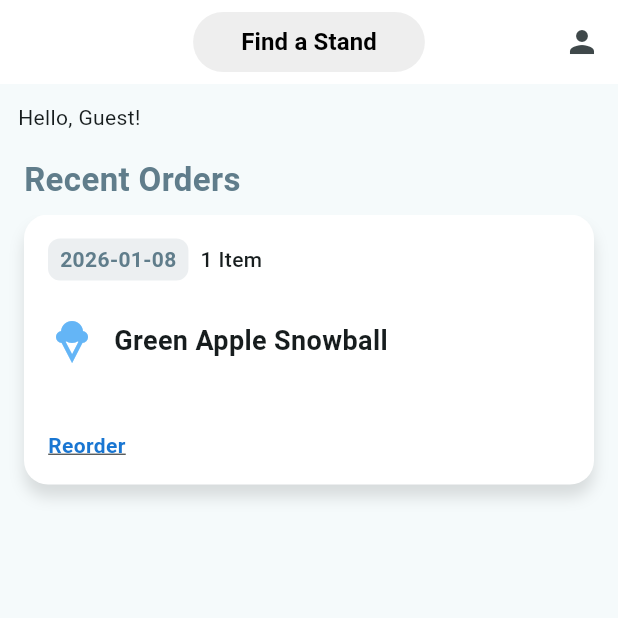
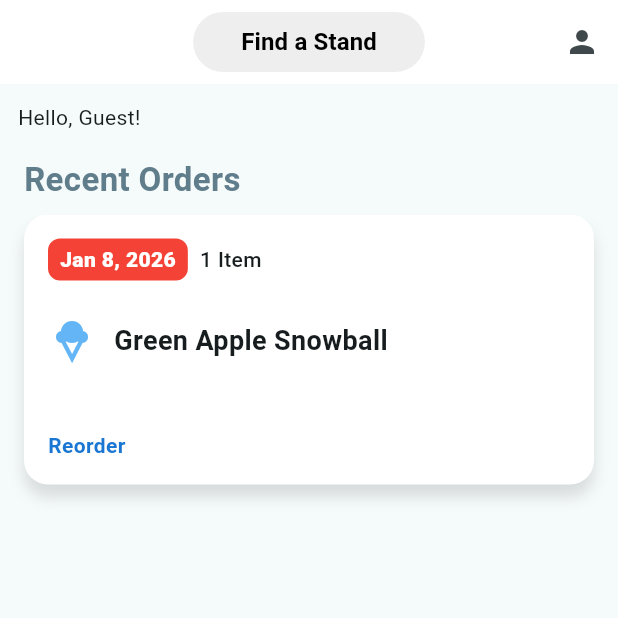
Before and after one commit to Dustin-Branch/GeauxSnow, a Flutter app: the screen it shows after launch, on a phone screen of 412 x 824 dp, the top half of it. Run offline on Flutter 3.47's test engine with Material 3 defaults, Android fonts, the phone set to English and light mode, and no system bars; accounts and stored records are empty.

Commit message:
feat: add intl package and format date

```diff
--- a/lib/home/recent_orders.dart
+++ b/lib/home/recent_orders.dart
@@ -1,5 +1,6 @@
 import 'package:flutter/material.dart';
 import 'package:geaux_snow/models/order.dart';
+import 'package:intl/intl.dart';
 
 class RecentOrders extends StatefulWidget {
   const RecentOrders({super.key});
@@ -62,6 +63,9 @@ class _RecentOrdersState extends State<RecentOrders> {
               final product = order.products?.isNotEmpty == true
                   ? order.products!.first
                   : null;
+              final formattedPurchaseDate = DateFormat(
+                'MMM d, y',
+              ).format(order.createdAt);
               return Container(
                 width: MediaQuery.of(context).size.width - 32,
                 decoration: BoxDecoration(
@@ -88,15 +92,15 @@ class _RecentOrdersState extends State<RecentOrders> {
                               vertical: 4,
                             ),
                             decoration: BoxDecoration(
-                              color: Colors.blueGrey.shade50,
+                              color: Colors.red,
                               borderRadius: BorderRadius.circular(8),
                             ),
                             child: Text(
-                              order.createdAt.toString().split(' ')[0],
+                              formattedPurchaseDate,
                               style: const TextStyle(
                                 fontSize: 14,
-                                color: Colors.blueGrey,
-                                fontWeight: FontWeight.w600,
+                                color: Colors.white,
+                                fontWeight: FontWeight.w900,
                               ),
                             ),
                           ),
@@ -140,7 +144,6 @@ class _RecentOrdersState extends State<RecentOrders> {
                           style: TextStyle(
                             color: Colors.blue.shade700,
                             fontWeight: FontWeight.bold,
-                            decoration: TextDecoration.underline,
                           ),
                         ),
                       ),
--- a/pubspec.yaml
+++ b/pubspec.yaml
@@ -35,6 +35,7 @@ dependencies:
   # Use with the CupertinoIcons class for iOS style icons.
   cupertino_icons: ^1.0.8
   provider: ^6.1.5
+  intl: ^0.20.2
 
 dev_dependencies:
   flutter_test:
```
Also changed, not shown: pubspec.lock.
